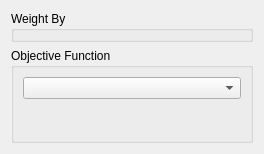
This is plugins/calculate/NACalculateForm.ui in dmzgroup/mbra as Qt 5 draws it before an edit. The edited form follows.
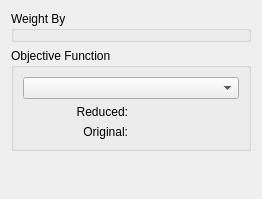
This is the edited form.

Patch:
```diff
--- a/plugins/calculate/NACalculateForm.ui
+++ b/plugins/calculate/NACalculateForm.ui
@@ -6,8 +6,8 @@
    <rect>
     <x>0</x>
     <y>0</y>
-    <width>264</width>
-    <height>154</height>
+    <width>262</width>
+    <height>199</height>
    </rect>
   </property>
   <property name="windowTitle">
@@ -37,21 +37,63 @@
        <widget class="QComboBox" name="objectiveComboBox"/>
       </item>
       <item>
-       <spacer name="verticalSpacer">
-        <property name="orientation">
-         <enum>Qt::Vertical</enum>
-        </property>
-        <property name="sizeHint" stdset="0">
-         <size>
-          <width>20</width>
-          <height>40</height>
-         </size>
-        </property>
-       </spacer>
+       <layout class="QHBoxLayout" name="horizontalLayout">
+        <item>
+         <widget class="QLabel" name="label">
+          <property name="text">
+           <string>Reduced:</string>
+          </property>
+          <property name="alignment">
+           <set>Qt::AlignRight|Qt::AlignTrailing|Qt::AlignVCenter</set>
+          </property>
+         </widget>
+        </item>
+        <item>
+         <widget class="QLabel" name="reducedLabel">
+          <property name="text">
+           <string/>
+          </property>
+         </widget>
+        </item>
+       </layout>
+      </item>
+      <item>
+       <layout class="QHBoxLayout" name="horizontalLayout_2">
+        <item>
+         <widget class="QLabel" name="label_2">
+          <property name="text">
+           <string>Original:</string>
+          </property>
+          <property name="alignment">
+           <set>Qt::AlignRight|Qt::AlignTrailing|Qt::AlignVCenter</set>
+          </property>
+         </widget>
+        </item>
+        <item>
+         <widget class="QLabel" name="origLabel">
+          <property name="text">
+           <string/>
+          </property>
+         </widget>
+        </item>
+       </layout>
       </item>
      </layout>
     </widget>
    </item>
+   <item>
+    <spacer name="verticalSpacer">
+     <property name="orientation">
+      <enum>Qt::Vertical</enum>
+     </property>
+     <property name="sizeHint" stdset="0">
+      <size>
+       <width>102</width>
+       <height>15</height>
+      </size>
+     </property>
+    </spacer>
+   </item>
   </layout>
  </widget>
  <resources/>
```
